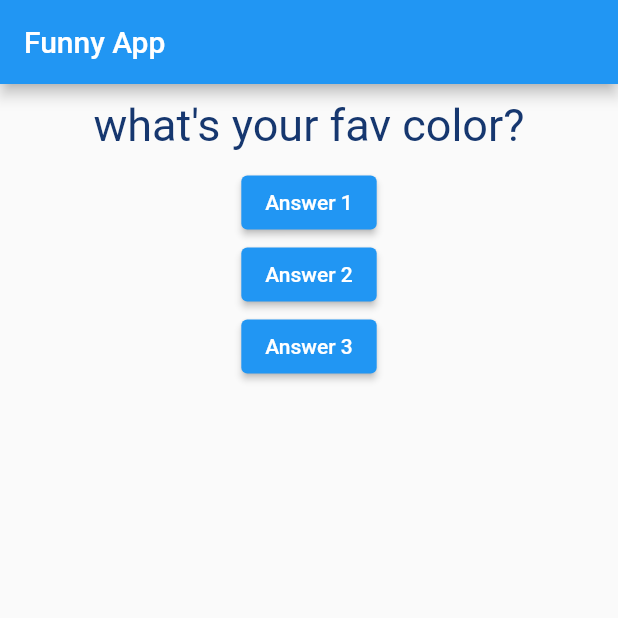
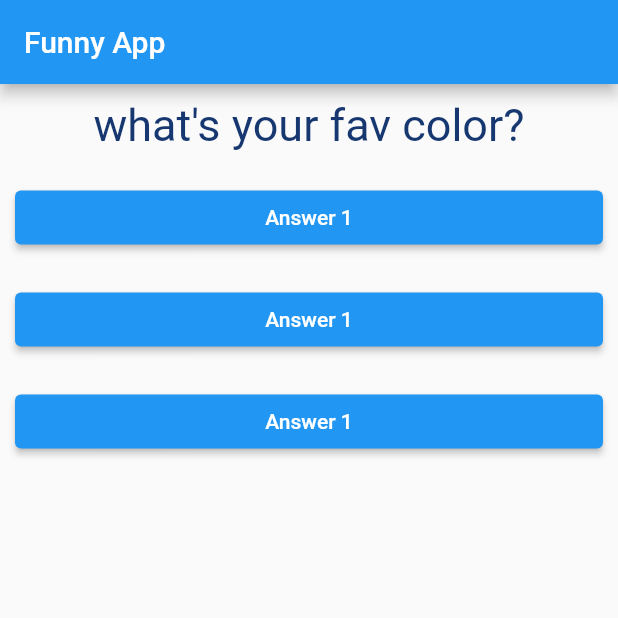
Before and after one commit to Tota6/quiz_app, a Flutter app: the screen it shows after launch, on a phone screen of 412 x 824 dp, the top half of it. Run offline on Flutter 3.47's test engine with Material 2 defaults, Android fonts, the phone set to English and light mode, and no system bars.

Commit message:
define and use answer class

```diff
--- /dev/null
+++ b/lib/answer.dart
@@ -0,0 +1,19 @@
+import 'package:flutter/cupertino.dart';
+import 'package:flutter/material.dart';
+import 'package:flutter/src/foundation/key.dart';
+import 'package:flutter/src/widgets/framework.dart';
+
+class Answer extends StatelessWidget {
+  final VoidCallback selecthandeler;
+  Answer(this.selecthandeler);
+  @override
+  Widget build(BuildContext context) {
+    return Container(
+        width: double.infinity,
+        margin: EdgeInsets.all(10),
+        child: ElevatedButton(
+          onPressed: selecthandeler,
+          child: Text('Answer 1'),
+        ));
+  }
+}
--- a/lib/main.dart
+++ b/lib/main.dart
@@ -2,6 +2,7 @@
 
 import 'package:flutter/material.dart';
 import './questions.dart';
+import './answer.dart';
 
 void main() => runApp(MyApp());
 
@@ -36,18 +37,9 @@ class _MyAppState extends State<MyApp> {
       ),
       body: Column(children: [
         Question(questions[_quesionIndex]),
-        ElevatedButton(
-          onPressed: answerQuestions,
-          child: const Text('Answer 1'),
-        ),
-        ElevatedButton(
-          onPressed: answerQuestions,
-          child: const Text('Answer 2'),
-        ),
-        ElevatedButton(
-          onPressed: answerQuestions,
-          child: const Text('Answer 3'),
-        )
+        Answer(answerQuestions),
+        Answer(answerQuestions),
+        Answer(answerQuestions),
       ]),
     ));
   }
```
